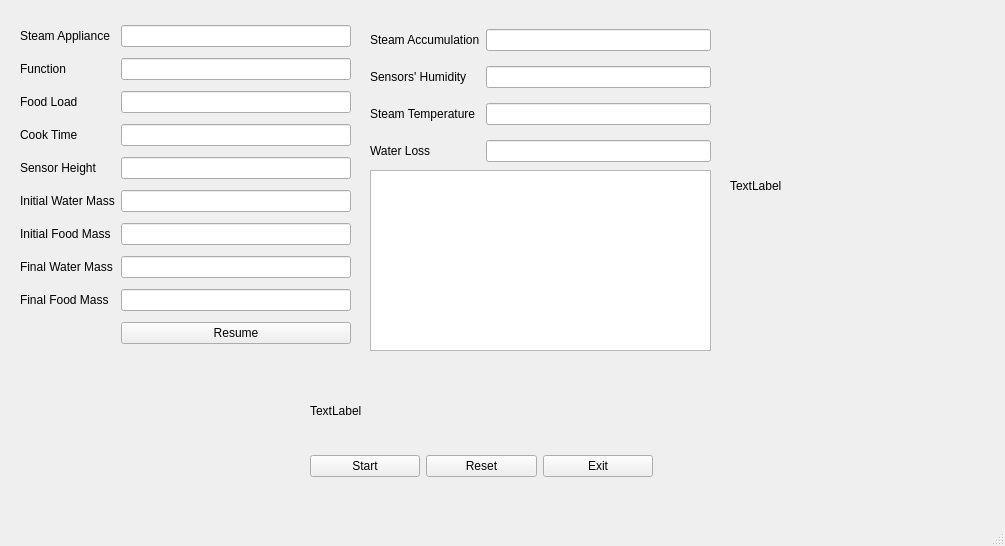
First picture: the form in layout2.ui, repository klam2k20/Steam-Fixture, before the edit.
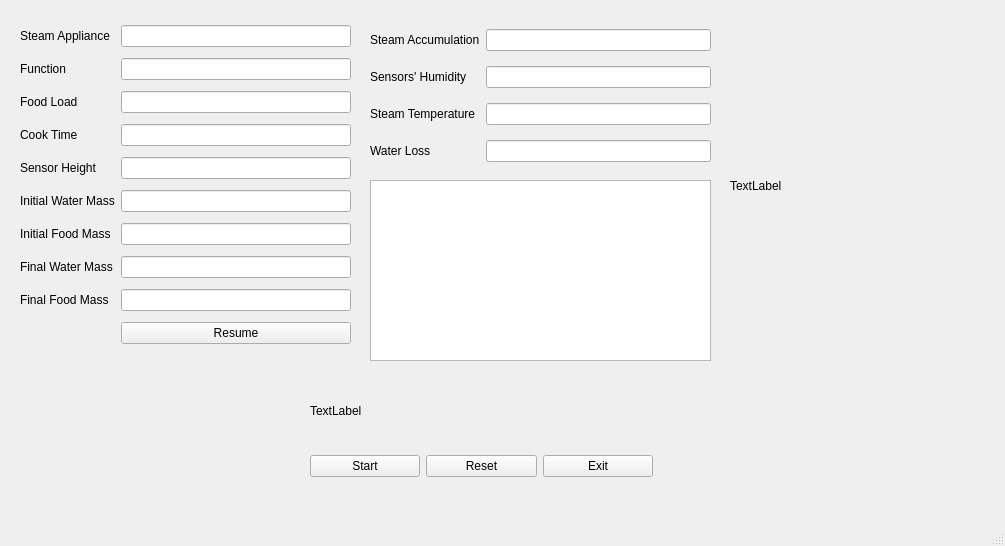
Second picture: the form after the edit.

Patch:
```diff
--- a/layout2.ui
+++ b/layout2.ui
@@ -18,7 +18,7 @@
     <property name="geometry">
      <rect>
       <x>370</x>
-      <y>170</y>
+      <y>180</y>
       <width>341</width>
       <height>181</height>
      </rect>
```
Left out of the diff: 3 changed lines with no effect on the pictures.
